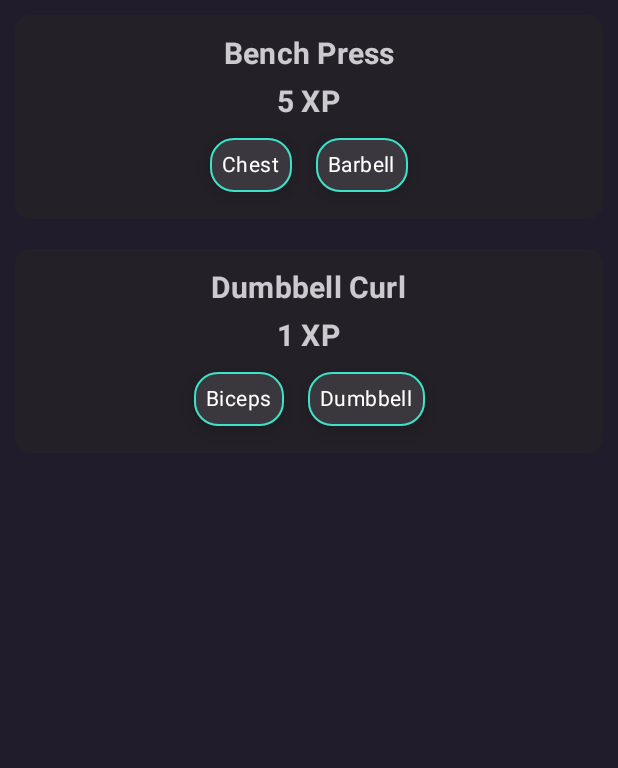
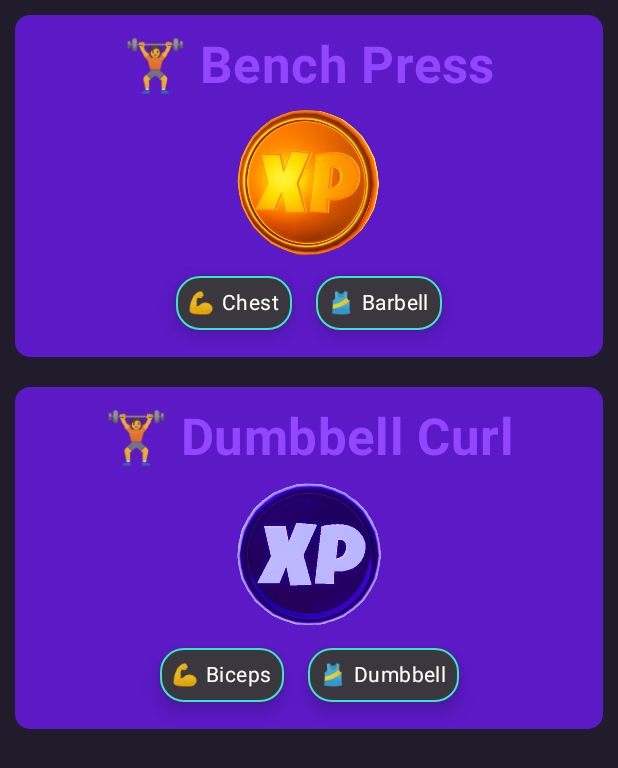
Before and after one commit to mighty-app/android, an Android app built with Jetpack Compose: the composable ExercisesContent shown on its own in the app's theme, on a phone screen of 412 x 824 dp. Shown: the top 768 px of the screen. Run offline under Robolectric (Android 15) with nearby library versions, the phone set to English and light mode, and no system bars; our stand-ins replace Dagger/Hilt's generated code, Timber; 1 statement that could not run was skipped.

Commit message:
Refactor Mighty emoji

```diff
--- a/app/src/main/java/cc/mightyapp/mighty/common/data/models/Level.kt
+++ b/app/src/main/java/cc/mightyapp/mighty/common/data/models/Level.kt
@@ -1,6 +1,7 @@
 package cc.mightyapp.mighty.common.data.models
 
 data class Level(
+    val id: String = "",
     val number: Int = 0,
     val graphic: String = "",
     val minXP: Int = 0,
--- a/app/src/main/java/cc/mightyapp/mighty/common/data/models/User.kt
+++ b/app/src/main/java/cc/mightyapp/mighty/common/data/models/User.kt
@@ -10,7 +10,7 @@ data class User(
     val googleId: String = "",
     val facebookId: String = "",
     val appleId: String = "",
-    val verified: Boolean = false,
+    val isVerified: Boolean = false,
     val workouts: List<Any> = listOf(),
     val xp: Int = 0,
     val poundsLiftedTotal: Int = 0,
--- a/app/src/main/java/cc/mightyapp/mighty/common/ui/composables/components/MightyChip.kt
+++ b/app/src/main/java/cc/mightyapp/mighty/common/ui/composables/components/MightyChip.kt
@@ -18,6 +18,7 @@ import androidx.compose.ui.unit.dp
 fun MightyChip(
     isSelected: Boolean = false,
     label: String = "Mighty Chip",
+    emoji: String? = null,
     colorWhenSelected: Color = MaterialTheme.colors.secondary,
     colorWhenNotSelected: Color = MaterialTheme.colors.secondaryVariant,
 ) {
@@ -33,12 +34,20 @@ fun MightyChip(
             }
         )
     ) {
-        Row {
+        Row(modifier = Modifier.padding(6.dp)) {
+            if (!emoji.isNullOrEmpty()) {
+                Text(
+                    text = emoji,
+                    style = MaterialTheme.typography.body2,
+                    modifier = Modifier.padding(2.dp)
+                )
+            }
+
             Text(
                 text = label,
                 style = MaterialTheme.typography.body2,
                 color = Color.White,
-                modifier = Modifier.padding(8.dp)
+                modifier = Modifier.padding(2.dp)
             )
         }
     }
--- a/app/src/main/java/cc/mightyapp/mighty/main/dashboard/ui/composables/DashboardGreeting.kt
+++ b/app/src/main/java/cc/mightyapp/mighty/main/dashboard/ui/composables/DashboardGreeting.kt
@@ -10,14 +10,16 @@ import androidx.compose.ui.Modifier
 import androidx.compose.ui.text.font.FontWeight
 import androidx.compose.ui.tooling.preview.Preview
 import androidx.compose.ui.unit.dp
+import cc.mightyapp.mighty.common.data.entities.MightyEmoji
+import cc.mightyapp.mighty.common.data.fakes.FakeUsers
 
 @Preview
 @Composable
 fun DashboardGreeting(
-    firstName: String = "Mighty User"
+    firstName: String = FakeUsers.Tag.firstName
 ) {
     Row {
-        Text(text = "\uD83D\uDC4B", style = MaterialTheme.typography.h4)
+        Text(text = MightyEmoji.Waving.unicodeStr, style = MaterialTheme.typography.h4)
 
         Spacer(modifier = Modifier.padding(2.dp))
 
--- a/app/src/main/java/cc/mightyapp/mighty/main/dashboard/ui/composables/DashboardSummary.kt
+++ b/app/src/main/java/cc/mightyapp/mighty/main/dashboard/ui/composables/DashboardSummary.kt
@@ -12,6 +12,8 @@ import androidx.compose.ui.draw.clip
 import androidx.compose.ui.text.font.FontWeight
 import androidx.compose.ui.tooling.preview.Preview
 import androidx.compose.ui.unit.dp
+import cc.mightyapp.mighty.common.data.fakes.FakeStats
+import cc.mightyapp.mighty.common.data.fakes.FakeUsers
 import cc.mightyapp.mighty.common.ui.composables.graphics.LevelGraphic
 import cc.mightyapp.mighty.main.main.data.entities.MightyUtil
 
@@ -49,7 +51,7 @@ fun DashboardSummary(
 @Preview
 @Composable
 fun ProgressBar(
-    percentComplete: Int = 25
+    percentComplete: Int = FakeStats.PercentComplete
 ) {
     val width = 300.dp
     val height = 50.dp
@@ -76,8 +78,8 @@ fun ProgressBar(
 @Preview
 @Composable
 fun XpInfo(
-    xp: Int = 25,
-    xpToNextLevel: Int = 74
+    xp: Int = FakeUsers.Tag.xp,
+    xpToNextLevel: Int = FakeStats.XpToNextLevel
 ) {
     val width = 300.dp
 
--- a/app/src/main/java/cc/mightyapp/mighty/main/exercises/ui/composables/ExerciseCard.kt
+++ b/app/src/main/java/cc/mightyapp/mighty/main/exercises/ui/composables/ExerciseCard.kt
@@ -12,9 +12,12 @@ import androidx.compose.ui.draw.clip
 import androidx.compose.ui.text.font.FontWeight
 import androidx.compose.ui.tooling.preview.Preview
 import androidx.compose.ui.unit.dp
+import cc.mightyapp.mighty.common.data.entities.MightyEmoji
 import cc.mightyapp.mighty.common.data.fakes.FakeExercises
 import cc.mightyapp.mighty.common.data.models.Exercise
 import cc.mightyapp.mighty.common.ui.composables.components.MightyChip
+import cc.mightyapp.mighty.common.ui.composables.graphics.XpGraphic
+import cc.mightyapp.mighty.main.main.data.util.getExerciseTypeEmoji
 
 @Preview
 @Composable
@@ -25,7 +28,7 @@ fun ExerciseCard(
         modifier = Modifier
             .padding(10.dp)
             .clip(shape = RoundedCornerShape(10.dp))
-            .background(MaterialTheme.colors.surface)
+            .background(MaterialTheme.colors.primaryVariant)
             .fillMaxWidth()
             .padding(10.dp)
     ) {
@@ -35,27 +38,39 @@ fun ExerciseCard(
             modifier = Modifier
                 .fillMaxWidth()
         ) {
+
+            Row {
                 Text(
-                text = exercise.name,
-                style = MaterialTheme.typography.h6,
+                    text = getExerciseTypeEmoji(exerciseType = exercise.type),
+                    style = MaterialTheme.typography.h4,
                     fontWeight = FontWeight.Bold,
-                modifier = Modifier.padding(4.dp)
+                    modifier = Modifier.padding(4.dp),
                 )
 
                 Text(
-                text = "${exercise.xp} XP",
-                style = MaterialTheme.typography.h6,
+                    text = exercise.name,
+                    style = MaterialTheme.typography.h4,
                     fontWeight = FontWeight.Bold,
-                modifier = Modifier.padding(4.dp)
+                    modifier = Modifier.padding(4.dp),
+                    color = MaterialTheme.colors.primary
                 )
+            }
+
+            XpGraphic(xp = exercise.xp)
 
             Row {
 
                 exercise.muscles.forEach { muscle ->
-                    MightyChip(label = muscle.name)
+                    MightyChip(
+                        label = muscle.name,
+                        emoji = MightyEmoji.Flexing.unicodeStr
+                    )
                 }
 
-                MightyChip(label = exercise.equipment.name)
+                MightyChip(
+                    label = exercise.equipment.name,
+                    emoji = MightyEmoji.RunningShirt.unicodeStr
+                )
 
             }
         }
```
Lines whose indentation alone changed are shown as unchanged.
